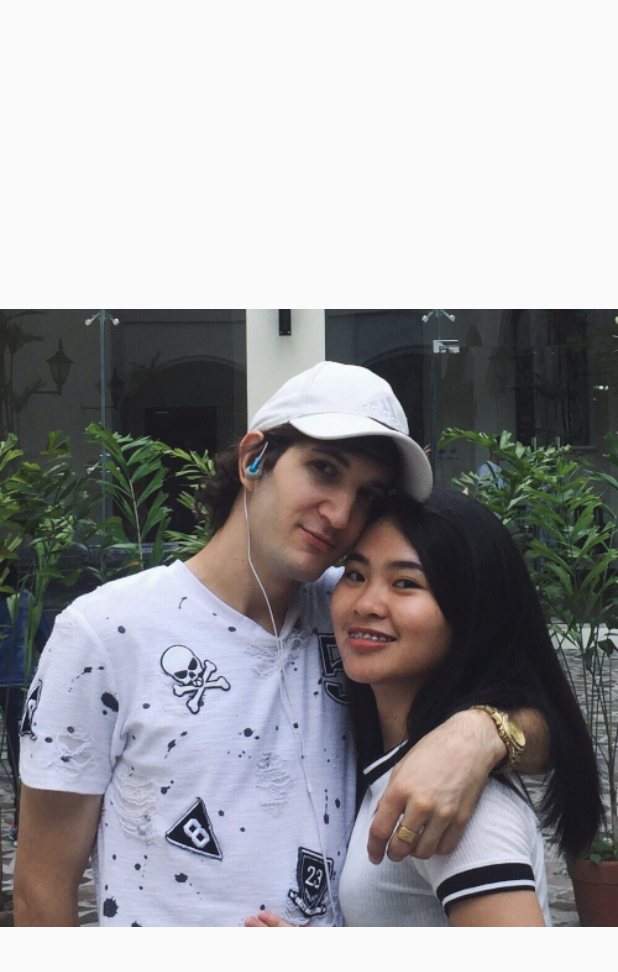
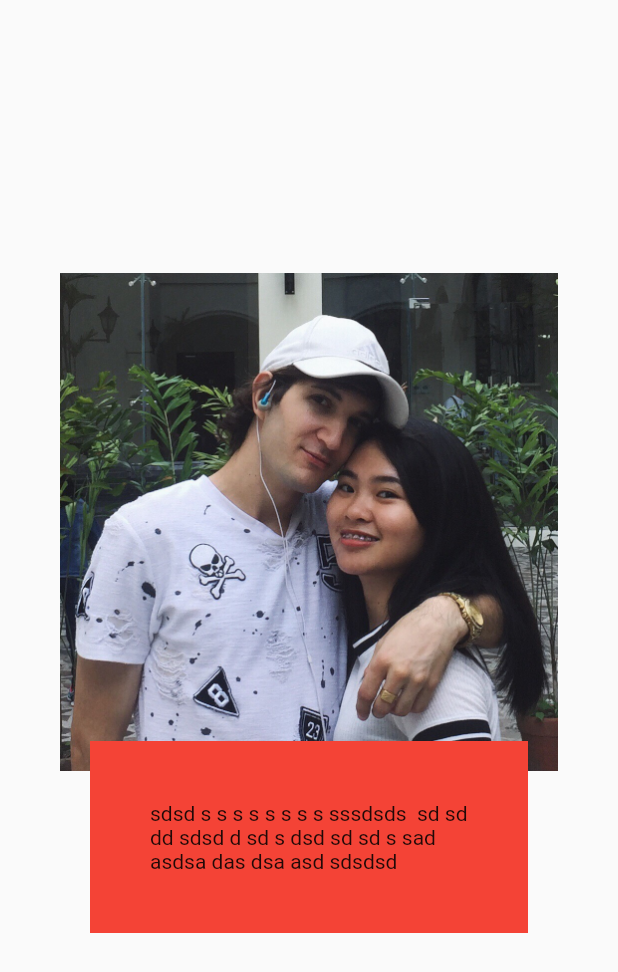
Before and after one commit to JustalK/VALENTINES-APP, a Flutter app: the Second screen opened directly, on a phone screen of 412 x 824 dp. Shown: the top 972 px of the screen. Run offline on Flutter 3.47's test engine with Material 2 defaults, Android fonts, the phone set to English and light mode, and no system bars.

Commit message:
[FEATURE] Adding a card in the slider

```diff
--- a/lib/pages/second.dart
+++ b/lib/pages/second.dart
@@ -12,7 +12,31 @@ class Second extends StatelessWidget {
             children: <Widget>[
               Container(
                 width: (MediaQuery.of(context).size.width),
-                child: new Image.asset('assets/images/me.jpeg')
+                child: Column(
+                  mainAxisAlignment: MainAxisAlignment.center,
+                  crossAxisAlignment: CrossAxisAlignment.center,
+                  children: [
+                    Center(
+                      child: Padding(
+                        padding: EdgeInsets.all(40.0),
+                        child: new Image.asset('assets/images/me.jpeg')
+                      )
+                    ),
+                    Center(
+                      child: Padding(
+                        padding: EdgeInsets.symmetric(horizontal: 60.0),
+                        child: Container(
+                          decoration: BoxDecoration(color: Colors.red),
+                          transform: Matrix4.translationValues(0.0, -60.0, 0.0),
+                          child: Padding(
+                            padding: EdgeInsets.all(40.0),
+                            child: Text('sdsd s s s s s s s s sssdsds  sd sd dd sdsd d sd s dsd sd sd s sad asdsa das dsa asd sdsdsd')
+                          )
+                        )
+                      )
+                    ),
+                  ]
+                )
               ),
               Container(
                 width: 160.0,
```
